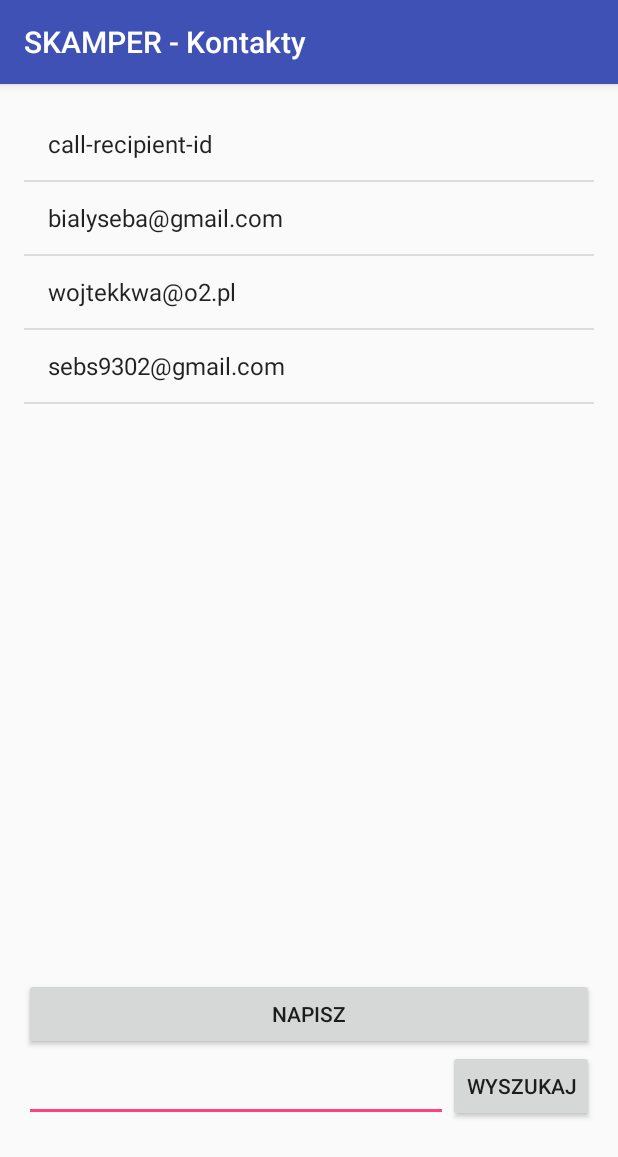
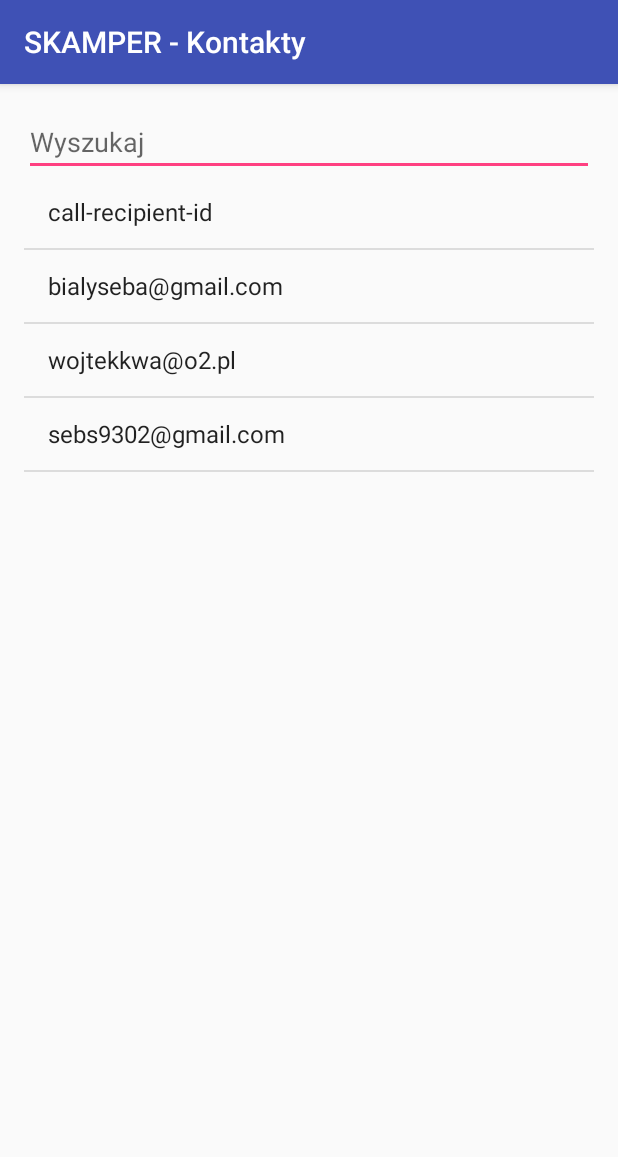
Before and after one commit to WojciechKwasnyy/App, an Android app: the ContactsList screen opened directly, with no data from a screen before it, on a phone screen of 412 x 824 dp. Shown: the top 1157 px of the screen. Run offline under Robolectric (Android 15) with nearby library versions, the phone set to English and light mode, and no system bars; libraries missing offline, so code that uses them is left out: com.sinch.android; 4 statements that could not run were skipped.

Commit message:
przebudowana lista kontaktow dodane wyszykiwanie w czasie rzeczywistym

```diff
--- a/app/src/main/AndroidManifest.xml
+++ b/app/src/main/AndroidManifest.xml
@@ -13,6 +13,8 @@
     <uses-permission android:name="android.permission.ACCESS_NETWORK_STATE" />
     <uses-permission android:name="android.permission.WRITE_EXTERNAL_STORAGE" />
     <uses-permission android:name="android.permission.READ_EXTERNAL_STORAGE" />
+    <uses-permission android:name="android.permission.CAMERA" />
+    <uses-permission android:name="android.permission.ACCESS_WIFI_STATE" />
 
     <application
         android:allowBackup="true"
--- a/app/src/main/java/com/example/wojtek_asus/app/ContactsList.java
+++ b/app/src/main/java/com/example/wojtek_asus/app/ContactsList.java
@@ -9,10 +9,13 @@ import android.os.Environment;
 import android.os.Handler;
 import android.support.v7.app.AppCompatActivity;
 import android.support.v7.widget.Toolbar;
+import android.text.Editable;
+import android.text.TextWatcher;
 import android.view.View;
 import android.widget.AdapterView;
 import android.widget.ArrayAdapter;
 import android.widget.Button;
+import android.widget.EditText;
 import android.widget.ListView;
 import android.widget.Toast;
 
@@ -39,6 +42,8 @@ public class ContactsList extends AppCompatActivity {
     //protected Call call;
     Button btcall;
     Call call;
+    ListView LV;
+    EditText InputSearch;
     /**
      * ATTENTION: This was auto-generated to implement the App Indexing API.
      * See https://g.co/AppIndexing/AndroidStudio for more information.
@@ -61,6 +66,7 @@ public class ContactsList extends AppCompatActivity {
         setSupportActionBar(toolbar);
 
 
+
         startService(new Intent(getApplicationContext(), CallingService.class));
 
 
@@ -72,8 +78,30 @@ public class ContactsList extends AppCompatActivity {
         contacts.add("wojtekkwa@o2.pl");
         contacts.add("sebs9302@gmail.com");
 
+        LV = (ListView) findViewById(R.id.contactslistview);
+        InputSearch = (EditText) findViewById(R.id.InputFilter);
         adapter = new ArrayAdapter<String>(this, android.R.layout.simple_list_item_1, contacts);
-        myListView.setAdapter(adapter);
+        LV.setAdapter(adapter);
+        InputSearch.addTextChangedListener(new TextWatcher() {
+
+            @Override
+            public void onTextChanged(CharSequence cs, int arg1, int arg2, int arg3) {
+                // When user changed the Text
+                ContactsList.this.adapter.getFilter().filter(cs);
+                AlertDialog.Builder alrt3 = new AlertDialog.Builder(getApplicationContext());
+                alrt3.setMessage("bleble");
+            }
+
+            @Override
+            public void beforeTextChanged(CharSequence arg0, int arg1, int arg2, int arg3) {
+            }
+
+            @Override
+            public void afterTextChanged(Editable arg0) {
+            }
+        });
+        //
+       // myListView.setAdapter(adapter);
 
 
         myListView.setOnItemClickListener(new AdapterView.OnItemClickListener() {
--- a/app/src/main/java/com/example/wojtek_asus/app/RegistrationActivity.java
+++ b/app/src/main/java/com/example/wojtek_asus/app/RegistrationActivity.java
@@ -32,42 +32,24 @@ public int sum;
         super.registerForContextMenu(view);
     }
 
-    public void SignUp(View view) throws IOException
-    {
-try
-{
+    public void SignUp(View view) throws IOException {
+        try {
 
 
             Firebase myFirebaseRef = new Firebase("https://fiery-torch-1348.firebaseio.com");
             Firebase.setAndroidContext(getApplicationContext());
             final EditText login = (EditText) findViewById(R.id.LoginRejestration);
             EditText password = (EditText) findViewById(R.id.PasswordRejestration);
-      //  Button SignUp = (Button)findViewById(R.id.btRejestration);
 
-    //Firebase usersRef = myFirebaseRef.child("Users");
-
-    //myFirebaseRef.child(login.getText().toString()).child("Contacts").setValue("dffh");
             myFirebaseRef.createUser(login.getText().toString(), password.getText().toString(), new Firebase.ValueResultHandler<Map<String, Object>>() {
                 @Override
                 public void onSuccess(Map<String, Object> result) {
-            /*Firebase myFirebaseRef = new Firebase("https://fiery-torch-1348.firebaseio.com");
-            Firebase.setAndroidContext(getApplicationContext());
-            final EditText login = (EditText) findViewById(R.id.LoginRejestration);
-            EditText password = (EditText) findViewById(R.id.PasswordRejestration);
-            Button SignUp = (Button)findViewById(R.id.btRejestration);
-*/
-            //Firebase usersRef = myFirebaseRef.child("Users");
 
-            /*
-            Map<String, String> UserToAdd = new HashMap<String, String>();
-            UserToAdd.put("Password", password.getText().toString());
-            UserToAdd.put("Login", login.getText().toString());
-
-            usersRef.push().setValue(UserToAdd);*/
                     AlertDialog.Builder builder119 = new AlertDialog.Builder(getApplicationContext());
                     builder119.setMessage("Dodano Użytkownika" + login.getText().toString());
                     ;
                 }
+
                 @Override
                 public void onError(FirebaseError firebaseError) {
                     AlertDialog.Builder builder119 = new AlertDialog.Builder(getApplicationContext());
@@ -77,22 +59,21 @@ try
 
             loginClicked();
             passwordClicked();
-        }
-        catch(Exception ex)
-        {
+        } catch (Exception ex) {
             AlertDialog.Builder builder113 = new AlertDialog.Builder(getApplicationContext());
             builder113.setMessage(ex.getMessage()).show();
         }
-        if(sum < 1) {
+        if (sum < 1) {
             Intent intent = new Intent(this, MainActivity.class);
             startActivity(intent);
         }
-    };
+    }
+
+    ;
 
 
     @Override
     protected void onCreate(Bundle savedInstanceState) {
-
 
 
         super.onCreate(savedInstanceState);
@@ -102,6 +83,7 @@ loginClicked();
 
 
     }
+
     private void loginClicked() {
         EditText Logintmp = (EditText) findViewById(R.id.LoginRejestration);
         String userName = Logintmp.getText().toString();
@@ -113,73 +95,61 @@ loginClicked();
 
 
     }
-    private void passwordClicked()
-    {
+
+    private void passwordClicked() {
         EditText Passwordtmp = (EditText) findViewById(R.id.PasswordRejestration);
         String UserPass = Passwordtmp.getText().toString();
-        if (UserPass.length()<8)
-        {
+        if (UserPass.length() < 8) {
             sum++;
 
             AlertDialog.Builder builder14 = new AlertDialog.Builder(this);
             builder14.setMessage("Za krótkie hasło").show();
         }
         int countnum = 0;
-        int countupp =0;
-        int countlow =0;
+        int countupp = 0;
+        int countlow = 0;
 
-        for (int i = 0; i < UserPass.length(); i++)
-        {
-            if (Character.isDigit(UserPass.charAt(i)))
-            {
+        for (int i = 0; i < UserPass.length(); i++) {
+            if (Character.isDigit(UserPass.charAt(i))) {
                 countnum++;
             }
         }
 
-        for(int i=0; i < UserPass.length() ;i++)
-        {
-            if (Character.isUpperCase(UserPass.charAt(i)))
-            {
+        for (int i = 0; i < UserPass.length(); i++) {
+            if (Character.isUpperCase(UserPass.charAt(i))) {
                 countupp++;
             }
         }
-        for(int i=0; i < UserPass.length() ;i++)
-        {
-            if (Character.isLowerCase(UserPass.charAt(i)))
-            {
+        for (int i = 0; i < UserPass.length(); i++) {
+            if (Character.isLowerCase(UserPass.charAt(i))) {
                 countlow++;
             }
         }
-        if (countnum<2)
-        {
+        if (countnum < 2) {
             sum++;
             AlertDialog.Builder builder15 = new AlertDialog.Builder(this);
             builder15.setMessage("Hasło powinno zawierać minimum 2 cyfry").show();
         }
-        if (countlow<2)
-        {
+        if (countlow < 2) {
             sum++;
             AlertDialog.Builder builder17 = new AlertDialog.Builder(this);
             builder17.setMessage("Hasło powinno zawierać minimum 2 małe litery").show();
         }
-        if (countupp<2)
-        {
+        if (countupp < 2) {
             sum++;
             AlertDialog.Builder builder16 = new AlertDialog.Builder(this);
             builder16.setMessage("Hasło powinno zawierać minimum 2 duże litery").show();
         }
     }
-class TempUser
-{
+
+    class TempUser {
         String TmpLogin;
         String TmpPass;
 
-    TempUser(String TmpLogin, String TmpPass)
-    {
-        this.TmpLogin=TmpLogin;
-        this.TmpPass=TmpPass;
+        TempUser(String TmpLogin, String TmpPass) {
+            this.TmpLogin = TmpLogin;
+            this.TmpPass = TmpPass;
         }
-
 
 
     }
--- a/app/src/main/java/com/example/wojtek_asus/app/User.java
+++ b/app/src/main/java/com/example/wojtek_asus/app/User.java
@@ -14,9 +14,12 @@ public class User implements Serializable{
     public static User instance = new User();
     public String username;
     public String password;
+
     public MessageClient messageClient;
     public transient Call call;
     public transient SinchClient sinchClient;
+
+
     protected User() {
         // Exists only to defeat instantiation.
     }
--- a/app/src/main/res/layout/content_contactslist.xml
+++ b/app/src/main/res/layout/content_contactslist.xml
@@ -12,44 +12,27 @@
     tools:context=".ContactsList"
     tools:showIn="@layout/activity_contactslist">
 
-    <Button
-        android:layout_width="wrap_content"
-        android:layout_height="wrap_content"
-        android:text="wyszukaj"
-        android:id="@+id/button"
-        android:layout_marginBottom="60dp"
-        android:layout_alignParentBottom="true"
-        android:layout_alignParentRight="true"
-        android:layout_alignParentEnd="true" />
+<LinearLayout
+    android:layout_width="wrap_content"
+    android:layout_height="wrap_content"
+    android:orientation="vertical">
 
     <EditText
-        android:layout_width="wrap_content"
+        android:layout_width="match_parent"
         android:layout_height="wrap_content"
-        android:id="@+id/editText"
-        android:layout_alignBottom="@+id/button"
+        android:id="@+id/InputFilter"
+
         android:layout_alignParentLeft="true"
         android:layout_alignParentStart="true"
-        android:layout_toLeftOf="@+id/button"
-        android:layout_toStartOf="@+id/button" />
+        android:hint="Wyszukaj" />
 
-    <Button
-        android:layout_width="160dp"
-        android:layout_height="wrap_content"
-        android:text="napisz"
-        android:id="@+id/btchat"
-        android:layout_alignParentLeft="true"
-        android:layout_alignParentStart="true"
-        android:layout_above="@+id/button"
-        android:layout_alignRight="@+id/contactslistview"
-        android:layout_alignEnd="@+id/contactslistview" />
-
-    <ListView
+        <ListView
         android:id="@+id/contactslistview"
         style="@style/ContactsListView"
         android:entries="@array/SKAMPER"
-        android:layout_height="wrap_content" />
+        android:layout_height="437dp" />
 
 
 
-
+</LinearLayout>
 </RelativeLayout>
```
Lines whose indentation alone changed are shown as unchanged.
